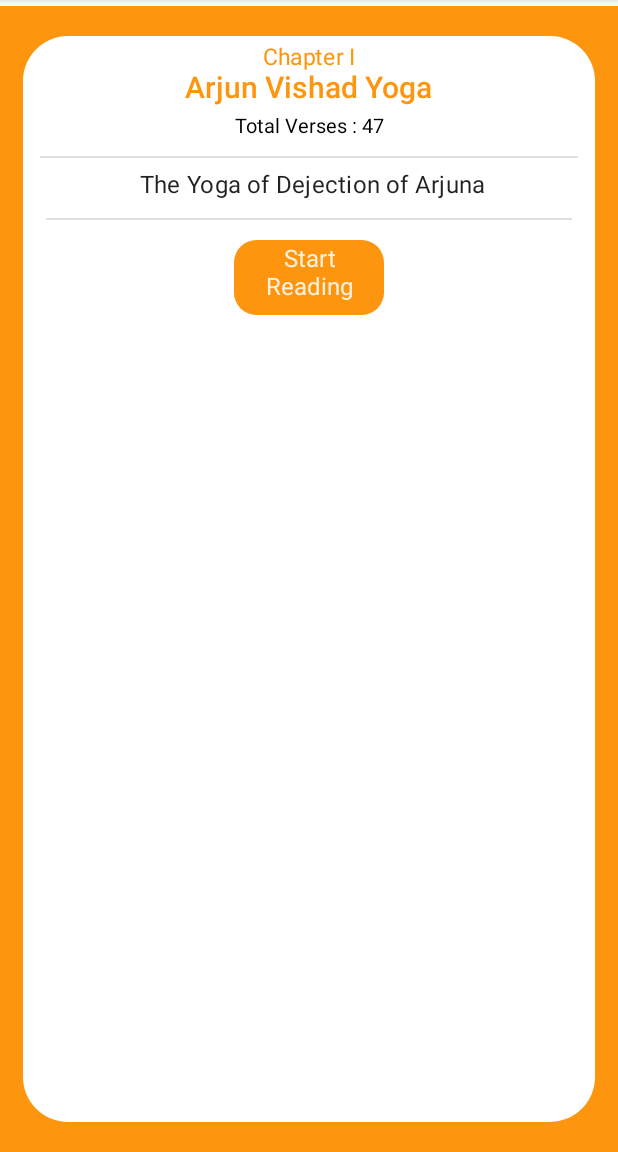
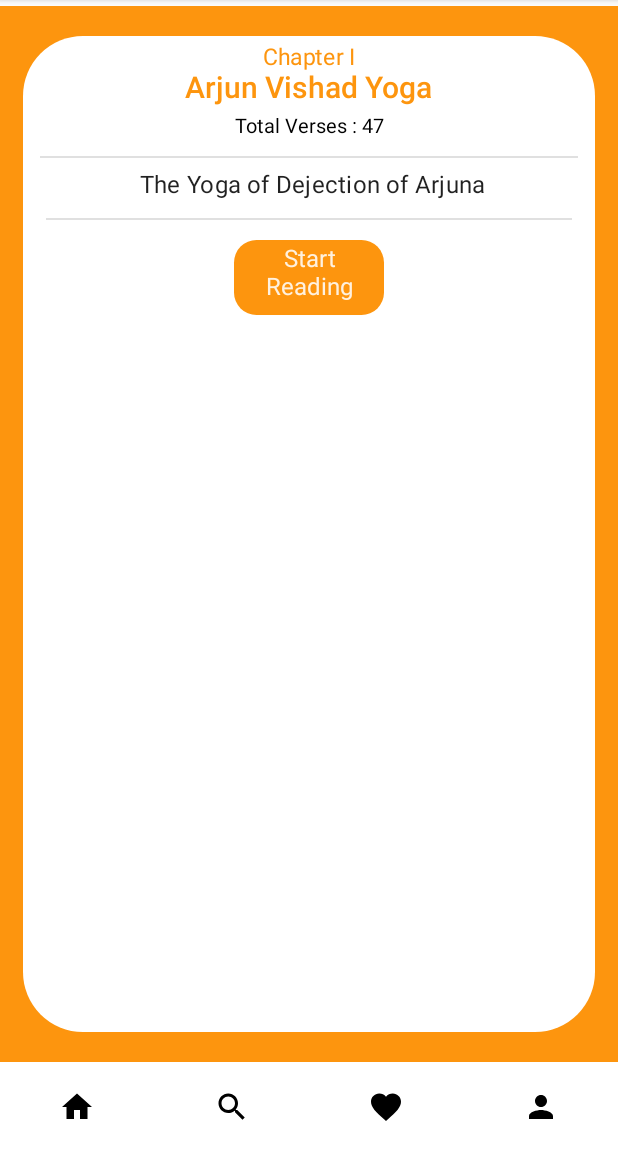
Before and after one commit to BelieveInTheLimitless/Gita-Gyan, an Android app built with Jetpack Compose: the screen it shows after launch (MainActivity), after a tap on "Chapter I", on a phone screen of 412 x 824 dp, the part 84-1236 px from its top. Run offline under Robolectric (Android 15) with nearby library versions, the phone set to English and light mode, and no system bars.

Commit message:
UI changes

```diff
--- a/app/src/main/java/com/example/gitagyan/screens/home/DetailsScreen.kt
+++ b/app/src/main/java/com/example/gitagyan/screens/home/DetailsScreen.kt
@@ -20,13 +20,13 @@ import androidx.navigation.NavController
 import com.example.gitagyan.data.Chapter
 import com.example.gitagyan.data.getChapters
 import com.example.gitagyan.navigation.AppScreens
-import com.example.gitagyan.screens.components.topbar.BasicTopBar
+import com.example.gitagyan.screens.components.topbar.TopBottomBar
 
 @Composable
 fun DetailsScreen(navController: NavController, id: String?){
     val chapters = getChapters()
-    BasicTopBar(navController = navController)
-    Box(modifier = Modifier.padding(top = 60.dp)) {
+    TopBottomBar(navController = navController)
+    Box(modifier = Modifier.padding(top = 60.dp, bottom = 60.dp)) {
         for (chapter in chapters){
             if(id == chapter.chapter_id){
                 Details(chapter = chapter){ id ->
@@ -46,7 +46,7 @@ fun Details(chapter: Chapter, onItemClick: (String) -> Unit = {}){
             .padding(start = 15.dp, top = 20.dp, end = 15.dp, bottom = 20.dp)
             .width(1000.dp)
             .height(500.dp),
-            shape = RoundedCornerShape(corner = CornerSize(30.dp)),
+            shape = RoundedCornerShape(corner = CornerSize(40.dp)),
             color = Color.White,
             contentColor = Color.Black) {
             Row(
@@ -92,7 +92,7 @@ fun Details(chapter: Chapter, onItemClick: (String) -> Unit = {}){
                             .width(100.dp)
                             .height(50.dp)
                             .clickable {
-                                    onItemClick(chapter.chapter_id)
+                                onItemClick(chapter.chapter_id)
                             },
                             shape = RoundedCornerShape(corner = CornerSize(15.dp)),
                             backgroundColor = Color(0xFFFD950E),
```
Also changed, not shown: app/src/main/java/com/example/gitagyan/screens/home/VerseScreen.kt (+16 -6 lines).
